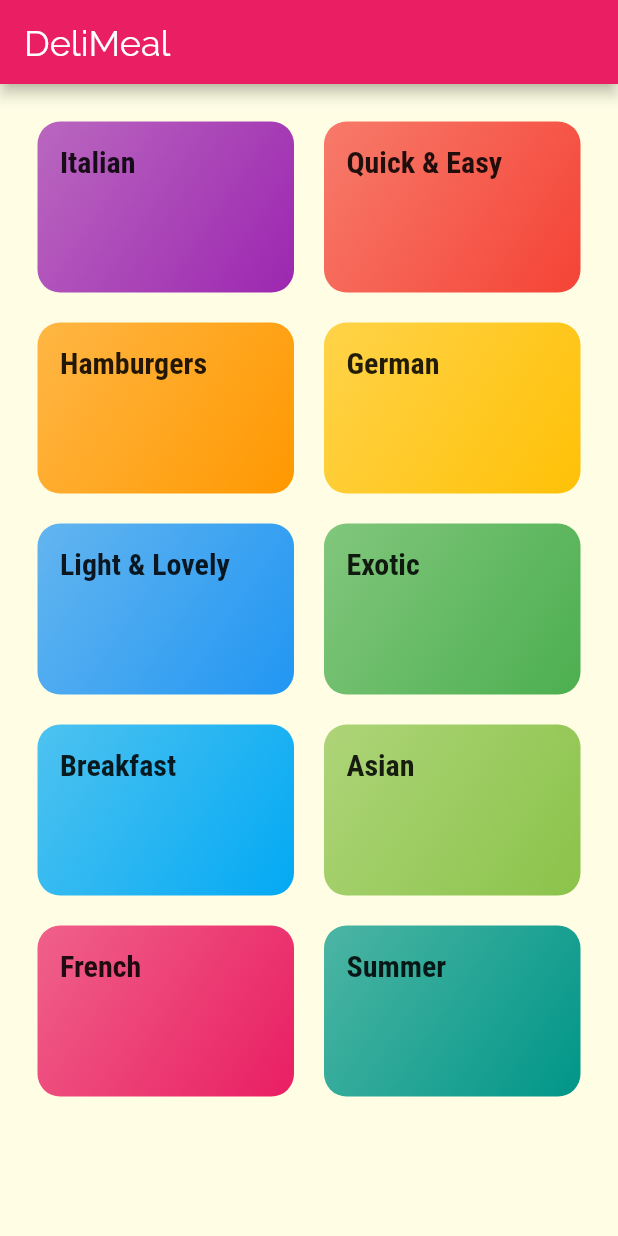
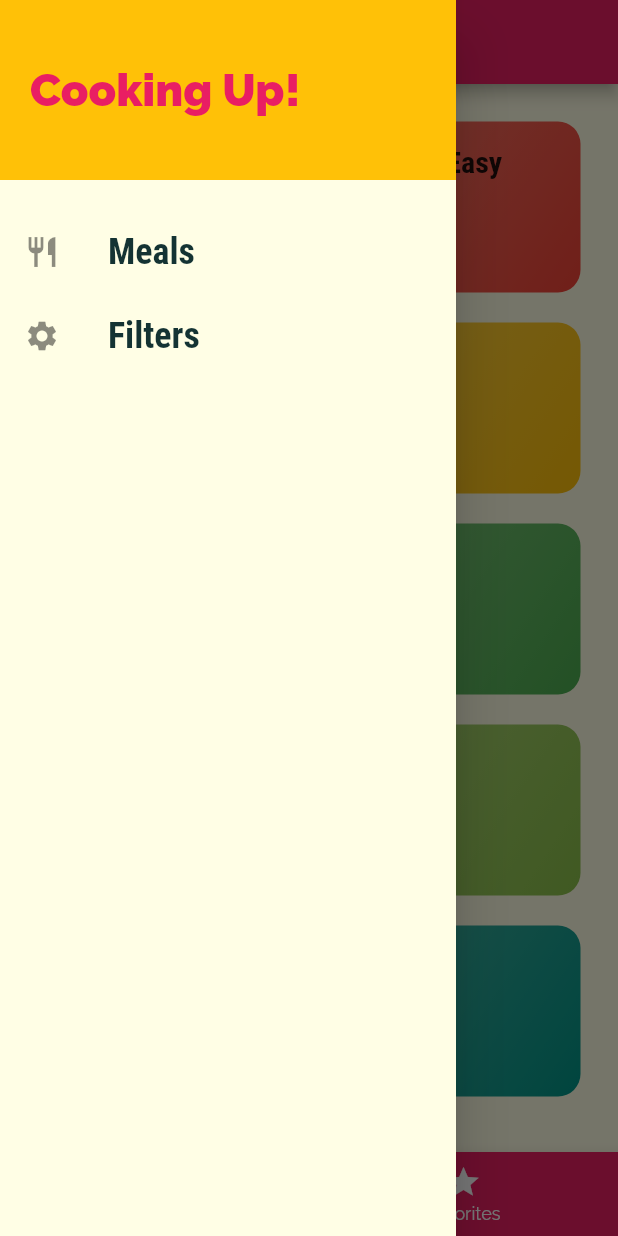
Before and after one commit to mertguler94/meal_app_flutter, a Flutter app: the screen it shows after launch, with the side drawer open (before the commit the screen has no drawer), on a phone screen of 412 x 824 dp. Run offline on Flutter 3.47's test engine with Material 2 defaults, Android fonts, the phone set to English and light mode, and no system bars.

Commit message:
Bottom navbar, drawer, add to favorites features are added

```diff
--- a/lib/dummy_data.dart
+++ b/lib/dummy_data.dart
@@ -191,8 +191,8 @@ const DUMMY_MEALS = [
   Meal(
     id: 'm5',
     categories: [
-      'c2'
-          'c5',
+      'c2',
+      'c5',
       'c10',
     ],
     title: 'Salad with Smoked Salmon',
@@ -221,7 +221,7 @@ const DUMMY_MEALS = [
     ],
     isGlutenFree: true,
     isVegan: false,
-    isVegetarian: true,
+    isVegetarian: false,
     isLactoseFree: true,
   ),
   Meal(
--- a/lib/main.dart
+++ b/lib/main.dart
@@ -1,53 +1,114 @@
-// ignore_for_file: prefer_const_constructors
-
 import 'package:flutter/material.dart';
+import 'package:meal_app/dummy_data.dart';
+import './screens/filter_screen.dart';
+import './screens/tabs_screen.dart';
 import './screens/meal_detail_screen.dart';
 import './screens/category_meals_screen.dart';
 import './screens/categories_screen.dart';
+import './models/meal.dart';
 
-void main() {
-  runApp(const MyApp());
+void main() => runApp(const MyApp());
+
+class MyApp extends StatefulWidget {
+  const MyApp({Key? key}) : super(key: key);
+
+  @override
+  State<MyApp> createState() => _MyAppState();
 }
 
-class MyApp extends StatelessWidget {
-  const MyApp({Key? key}) : super(key: key);
+class _MyAppState extends State<MyApp> {
+  Map<String, bool> _filters = {
+    'gluten': false,
+    'lactose': false,
+    'vegan': false,
+    'vegetarian': false
+  };
+
+  List<Meal> _availableMeals = DUMMY_MEALS;
+  final List<Meal> _favoriteMeals = [];
+
+  void _setFilters(Map<String, bool> filterData) {
+    setState(() {
+      _filters = filterData;
+
+      _availableMeals = DUMMY_MEALS.where((meal) {
+        if (_filters['gluten']! && !meal.isGlutenFree) {
+          return false;
+        }
+        if (_filters['lactose']! && !meal.isLactoseFree) {
+          return false;
+        }
+        if (_filters['vegan']! && !meal.isVegan) {
+          return false;
+        }
+        if (_filters['vegetarian']! && !meal.isVegetarian) {
+          return false;
+        }
+        return true;
+      }).toList();
+    });
+  }
+
+  void _toggleFavorite(String mealId) {
+    final existingIndex =
+        _favoriteMeals.indexWhere((meal) => meal.id == mealId);
+    if (existingIndex >= 0) {
+      setState(() {
+        _favoriteMeals.removeAt(existingIndex);
+      });
+    } else {
+      setState(() {
+        _favoriteMeals.add(DUMMY_MEALS.firstWhere((meal) => meal.id == mealId));
+      });
+    }
+  }
+
+  bool _isMealFavorite(String mealId) {
+    return _favoriteMeals.any((meal) => meal.id == mealId);
+  }
 
   @override
   Widget build(BuildContext context) {
     return MaterialApp(
       title: 'DeliMeals',
       theme: ThemeData(
-          canvasColor: Color.fromRGBO(255, 254, 229, 1),
+          canvasColor: const Color.fromRGBO(255, 254, 229, 1),
           colorScheme: ColorScheme.fromSwatch(primarySwatch: Colors.pink)
               .copyWith(secondary: Colors.amber),
           fontFamily: 'Raleway',
           textTheme: ThemeData.light().textTheme.copyWith(
-              bodyText1: TextStyle(
+              bodyText1: const TextStyle(
                 color: Color.fromRGBO(20, 51, 51, 1),
               ),
-              bodyText2: TextStyle(
+              bodyText2: const TextStyle(
                 color: Color.fromRGBO(20, 51, 51, 1),
               ),
-              headline6: TextStyle(
+              headline6: const TextStyle(
                 fontSize: 20,
                 fontFamily: 'RobotoCondensed',
                 fontWeight: FontWeight.bold,
               )),
           appBarTheme: ThemeData.light().appBarTheme.copyWith(
-              titleTextStyle: TextStyle(fontFamily: 'Raleway', fontSize: 24))),
+              titleTextStyle:
+                  const TextStyle(fontFamily: 'Raleway', fontSize: 24))),
       // home: const CategoriesScreen(),
       initialRoute: '/',
       routes: {
-        '/': ((context) => CategoriesScreen()),
-        CategoryMealsScreen.routeName: ((context) => CategoryMealsScreen()),
-        MealDetailScreen.routeName: ((context) => MealDetailScreen()),
+        '/': ((context) => TabScreen(_favoriteMeals)),
+        CategoryMealsScreen.routeName: ((context) =>
+            CategoryMealsScreen(_availableMeals)),
+        MealDetailScreen.routeName: ((context) =>
+            MealDetailScreen(_toggleFavorite, _isMealFavorite)),
+        FilterScreen.routeName: ((context) =>
+            FilterScreen(_filters, _setFilters)),
       },
       onGenerateRoute: ((settings) {
         return;
         // return MaterialPageRoute(builder: (context) => CategoriesScreen());
       }),
       onUnknownRoute: ((settings) {
-        return MaterialPageRoute(builder: (context) => CategoriesScreen());
+        return MaterialPageRoute(
+            builder: (context) => const CategoriesScreen());
       }),
     );
   }
--- a/lib/screens/categories_screen.dart
+++ b/lib/screens/categories_screen.dart
@@ -1,5 +1,3 @@
-// ignore_for_file: prefer_const_constructors
-
 import 'package:flutter/material.dart';
 import '../dummy_data.dart';
 import '../widgets/category_item.dart';
@@ -9,11 +7,9 @@ class CategoriesScreen extends StatelessWidget {
 
   @override
   Widget build(BuildContext context) {
-    return Scaffold(
-      appBar: AppBar(title: const Text('DeliMeal')),
-      body: GridView(
+    return GridView(
       padding: const EdgeInsets.all(25),
-        gridDelegate: SliverGridDelegateWithMaxCrossAxisExtent(
+      gridDelegate: const SliverGridDelegateWithMaxCrossAxisExtent(
         maxCrossAxisExtent: 200,
         childAspectRatio: 3 / 2,
         crossAxisSpacing: 20,
@@ -24,7 +20,6 @@ class CategoriesScreen extends StatelessWidget {
           return CategoryItem(catData.id, catData.title, catData.color);
         }).toList()
       ],
-      ),
     );
   }
 }
--- /dev/null
+++ b/lib/screens/tabs_screen.dart
@@ -0,0 +1,89 @@
+import 'package:flutter/material.dart';
+import '../models/meal.dart';
+import '../widgets/main_drawer.dart';
+import './categories_screen.dart';
+import './favorites_screen.dart';
+
+class TabScreen extends StatefulWidget {
+  final List<Meal> favoriteMeals;
+  const TabScreen(this.favoriteMeals, {Key? key}) : super(key: key);
+
+  @override
+  State<TabScreen> createState() => _TabScreenState();
+}
+
+class _TabScreenState extends State<TabScreen> {
+  late List<Map<String, Object>> _pages;
+
+  @override
+  void initState() {
+    super.initState();
+    _pages = [
+      {'page': const CategoriesScreen(), 'title': 'Categories'},
+      {'page': FavoritesScreen(widget.favoriteMeals), 'title': 'Favorites'},
+    ];
+  }
+
+  int _selectedPageIndex = 0;
+
+  void _selectPage(int index) {
+    setState(() {
+      _selectedPageIndex = index;
+    });
+  }
+
+  @override
+  Widget build(BuildContext context) {
+    return Scaffold(
+      appBar:
+          AppBar(title: Text(_pages[_selectedPageIndex]['title'] as String)),
+      drawer: const MainDrawer(),
+      body: _pages[_selectedPageIndex]['page'] as Widget,
+      bottomNavigationBar: BottomNavigationBar(
+        onTap: _selectPage,
+        backgroundColor: Theme.of(context).colorScheme.primary,
+        selectedItemColor: Theme.of(context).colorScheme.secondary,
+        unselectedItemColor: Colors.white,
+        currentIndex: _selectedPageIndex,
+        // type: BottomNavigationBarType.fixed,
+        items: [
+          BottomNavigationBarItem(
+              backgroundColor: Theme.of(context).colorScheme.primary,
+              icon: const Icon(Icons.category),
+              label: 'Categories'),
+          BottomNavigationBarItem(
+              backgroundColor: Theme.of(context).colorScheme.primary,
+              icon: const Icon(Icons.star),
+              label: 'Favorites'),
+        ],
+      ),
+    );
+  }
+}
+
+
+///////////////////  TABBAR AT THE TOP ///////////////
+
+    // return DefaultTabController(
+    //   initialIndex: 0,
+    //   length: 2,
+    //   child: Scaffold(
+    //     appBar: AppBar(
+    //       title: const Text('DeliMeals'),
+    //       bottom: const TabBar(tabs: <Widget>[
+    //         Tab(
+    //           icon: Icon(Icons.category),
+    //           text: 'Categories',
+    //         ),
+    //         Tab(
+    //           icon: Icon(Icons.star),
+    //           text: 'Favorites',
+    //         ),
+    //       ]),
+    //     ),
+    //     body: const TabBarView(children: <Widget>[
+    //       CategoriesScreen(),
+    //       FavoritesScreen(),
+    //     ]),
+    //   ),
+    // );
--- /dev/null
+++ b/lib/widgets/main_drawer.dart
@@ -0,0 +1,51 @@
+import 'package:flutter/material.dart';
+import 'package:meal_app/screens/filter_screen.dart';
+
+class MainDrawer extends StatelessWidget {
+  const MainDrawer({Key? key}) : super(key: key);
+
+  Widget buildListTile(String title, IconData icon, VoidCallback tapHandler) {
+    return ListTile(
+      leading: Icon(icon),
+      title: Text(
+        title,
+        style: const TextStyle(
+          fontFamily: 'RobotoCondensed',
+          fontSize: 24,
+          fontWeight: FontWeight.bold,
+        ),
+      ),
+      onTap: tapHandler,
+    );
+  }
+
+  @override
+  Widget build(BuildContext context) {
+    return Drawer(
+      child: Column(children: [
+        Container(
+          height: 120,
+          width: double.infinity,
+          padding: const EdgeInsets.all(20),
+          alignment: Alignment.centerLeft,
+          color: Theme.of(context).colorScheme.secondary,
+          child: Text(
+            'Cooking Up!',
+            style: TextStyle(
+              fontWeight: FontWeight.w900,
+              fontSize: 30,
+              color: Theme.of(context).colorScheme.primary,
+            ),
+          ),
+        ),
+        const SizedBox(height: 20),
+        buildListTile('Meals', Icons.restaurant, () {
+          Navigator.of(context).pushReplacementNamed('/');
+        }),
+        buildListTile('Filters', Icons.settings, () {
+          Navigator.of(context).pushReplacementNamed(FilterScreen.routeName);
+        }),
+      ]),
+    );
+  }
+}
```
Also changed, not shown: lib/screens/category_meals_screen.dart (+37 -17 lines), lib/screens/favorites_screen.dart (added, +32 -0 lines), lib/screens/filter_screen.dart (added, +126 -0 lines), lib/screens/meal_detail_screen.dart (+18 -6 lines), lib/widgets/meal_item.dart (+11 -3 lines). Lines whose indentation alone changed are shown as unchanged.
